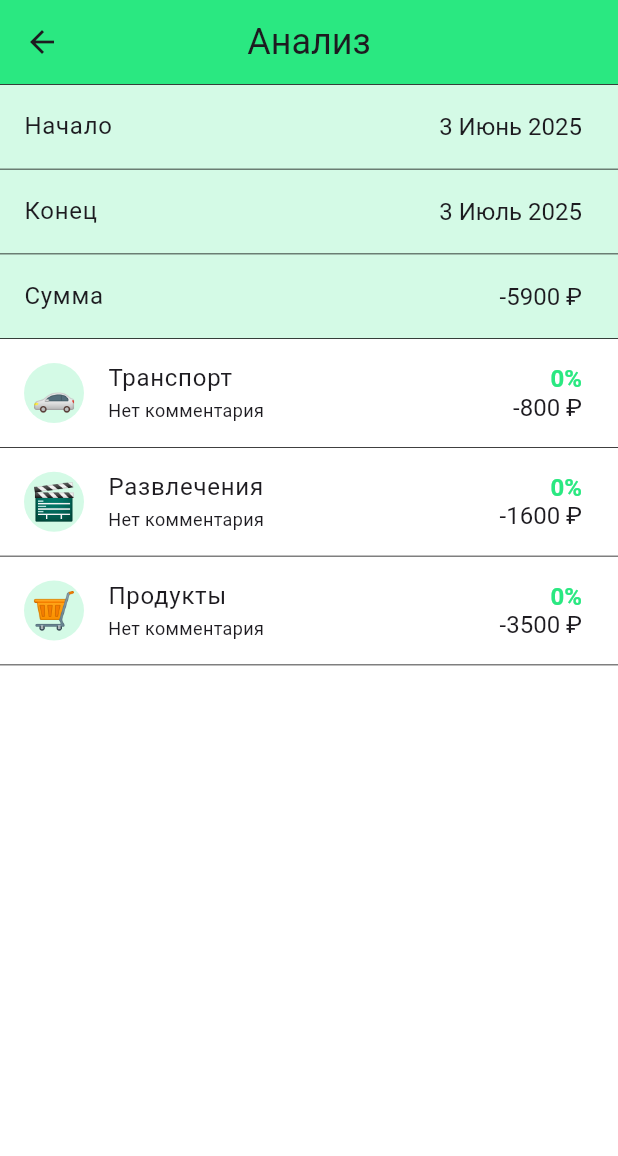
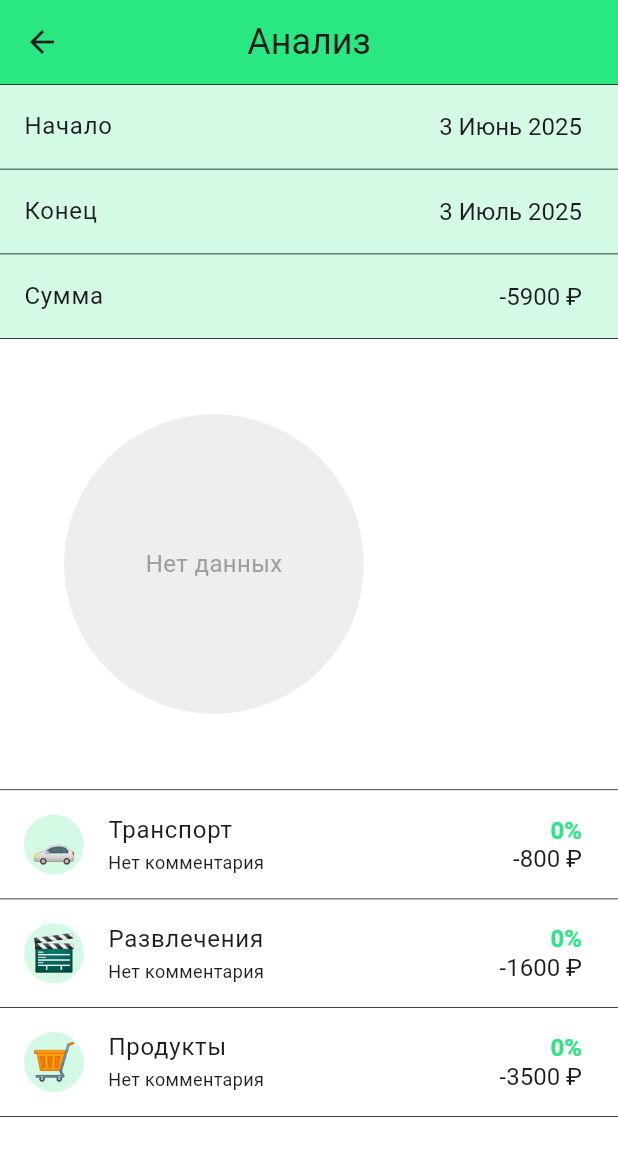
Before and after one commit to sozosh1/shrm_homework_app, a Flutter app: the TransactionAnalysScreen screen opened directly with empty values, on a phone screen of 412 x 824 dp. Shown: the top 1156 px of the screen. Run offline on Flutter 3.47's test engine with Material 3 defaults, Android fonts, the phone set to English and light mode, and no system bars; our stand-ins replace auto_route, drift, fl_chart, flutter_bloc, flutter_svg, freezed_annotation and 5 more; missing offline and left inert: fuzzy, sqlite3, talker_bloc_logger; accounts and stored records are empty; generated files the repository leaves out were written again; statements that could not run were skipped.

Commit message:
Implement transaction chart package with animated pie chart
Co-authored-by: sozosh1 <118085845+sozosh1@users.noreply.github.com>

```diff
--- a/lib/features/transaction/presentation/screens/transaction_analys_screen.dart
+++ b/lib/features/transaction/presentation/screens/transaction_analys_screen.dart
@@ -11,6 +11,7 @@ import 'package:shrm_homework_app/features/transaction/domain/models/category_an
 import 'package:shrm_homework_app/features/transaction/presentation/bloc/transaction_history/transaction_history_bloc.dart';
 import 'package:shrm_homework_app/features/transaction/presentation/bloc/transaction_history/transaction_history_event.dart';
 import 'package:shrm_homework_app/features/transaction/presentation/bloc/transaction_history/transaction_history_state.dart';
+import 'package:transaction_chart/transaction_chart.dart';
 
 @RoutePage()
 class TransactionAnalysScreen extends StatelessWidget {
@@ -112,19 +113,48 @@ class TransactionAnalysView extends StatelessWidget {
                 ),
               ),
               Expanded(
-                child:
-                    state.analysisItems.isEmpty
-                        ? Center(
+                child: state.analysisItems.isEmpty
+                    ? const Center(
                         child: Text(
                           'Нет данных для анализа за выбранный период',
                         ),
                       )
-                        : ListView.builder(
+                    : Column(
+                        children: [
+                          // Chart section
+                          Container(
+                            height: 300,
+                            padding: const EdgeInsets.all(16),
+                            child: TransactionPieChart(
+                              sections: _convertToChartData(state.analysisItems),
+                              config: const TransactionChartConfig(
+                                showLegend: true,
+                                showTooltips: true,
+                                animationDuration: Duration(milliseconds: 1000),
+                                maxCategoryNameLength: 15,
+                              ),
+                              onSectionTap: (section) {
+                                // Find the corresponding CategoryAnalysisItem
+                                final item = state.analysisItems.firstWhere(
+                                  (item) => item.category.name == section.categoryName,
+                                  orElse: () => state.analysisItems.first,
+                                );
+                                context.router.push(CategoryTransactionsRoute(item: item));
+                              },
+                            ),
+                          ),
+                          const Divider(height: 1, thickness: 0.5),
+                          // List section
+                          Expanded(
+                            child: ListView.builder(
                               itemCount: state.analysisItems.length,
                               itemBuilder: (context, index) {
                                 final item = state.analysisItems[index];
                                 return CategoryAnalysisListItem(item: item);
                               },
+                            ),
+                          ),
+                        ],
                       ),
               ),
             ],
@@ -171,6 +201,16 @@ class TransactionAnalysView extends StatelessWidget {
       'Декабрь',
     ];
     return '${date.day} ${months[date.month - 1]} ${date.year}';
+  }
+
+  /// Converts CategoryAnalysisItem list to ChartSectionData list
+  List<ChartSectionData> _convertToChartData(List<CategoryAnalysisItem> items) {
+    return items.map((item) => ChartSectionData(
+      categoryName: item.category.name,
+      value: item.totalAmount,
+      percentage: item.percentage,
+      categoryIcon: item.category.emodji,
+    )).toList();
   }
 }
 
--- /dev/null
+++ b/packages/transaction_chart/lib/src/models/transaction_chart_config.dart
@@ -0,0 +1,135 @@
+import 'package:flutter/material.dart';
+
+/// Configuration class for the transaction pie chart
+class TransactionChartConfig {
+  /// Chart dimensions
+  final double radius;
+  final double centerSpaceRadius;
+
+  /// Animation settings
+  final Duration animationDuration;
+  final Curve animationCurve;
+
+  /// Visual appearance
+  final bool showLegend;
+  final bool showTooltips;
+  final bool showCenterText;
+  final TextStyle? centerTextStyle;
+  final EdgeInsets legendPadding;
+  final double sectionGap;
+
+  /// Text overflow handling
+  final int maxCategoryNameLength;
+  final TextOverflow legendTextOverflow;
+
+  /// Colors
+  final List<Color> colorPalette;
+  final Color backgroundColor;
+  final Color tooltipBackgroundColor;
+  final TextStyle? tooltipTextStyle;
+
+  const TransactionChartConfig({
+    this.radius = 100.0,
+    this.centerSpaceRadius = 40.0,
+    this.animationDuration = const Duration(milliseconds: 1000),
+    this.animationCurve = Curves.easeInOut,
+    this.showLegend = true,
+    this.showTooltips = true,
+    this.showCenterText = false,
+    this.centerTextStyle,
+    this.legendPadding = const EdgeInsets.all(8.0),
+    this.sectionGap = 2.0,
+    this.maxCategoryNameLength = 20,
+    this.legendTextOverflow = TextOverflow.ellipsis,
+    this.colorPalette = const [
+      Color(0xFF6C63FF),
+      Color(0xFF50C878),
+      Color(0xFFFF6B6B),
+      Color(0xFFFFD93D),
+      Color(0xFF6BCF7F),
+      Color(0xFFFF8C42),
+      Color(0xFF9B59B6),
+      Color(0xFF3498DB),
+      Color(0xFFE74C3C),
+      Color(0xFFF39C12),
+    ],
+    this.backgroundColor = Colors.transparent,
+    this.tooltipBackgroundColor = const Color(0xFF37474F),
+    this.tooltipTextStyle,
+  });
+
+  /// Creates a copy of this config with the given parameters overridden
+  TransactionChartConfig copyWith({
+    double? radius,
+    double? centerSpaceRadius,
+    Duration? animationDuration,
+    Curve? animationCurve,
+    bool? showLegend,
+    bool? showTooltips,
+    bool? showCenterText,
+    TextStyle? centerTextStyle,
+    EdgeInsets? legendPadding,
+    double? sectionGap,
+    int? maxCategoryNameLength,
+    TextOverflow? legendTextOverflow,
+    List<Color>? colorPalette,
+    Color? backgroundColor,
+    Color? tooltipBackgroundColor,
+    TextStyle? tooltipTextStyle,
+  }) {
+    return TransactionChartConfig(
+      radius: radius ?? this.radius,
+      centerSpaceRadius: centerSpaceRadius ?? this.centerSpaceRadius,
+      animationDuration: animationDuration ?? this.animationDuration,
+      animationCurve: animationCurve ?? this.animationCurve,
+      showLegend: showLegend ?? this.showLegend,
+      showTooltips: showTooltips ?? this.showTooltips,
+      showCenterText: showCenterText ?? this.showCenterText,
+      centerTextStyle: centerTextStyle ?? this.centerTextStyle,
+      legendPadding: legendPadding ?? this.legendPadding,
+      sectionGap: sectionGap ?? this.sectionGap,
+      maxCategoryNameLength: maxCategoryNameLength ?? this.maxCategoryNameLength,
+      legendTextOverflow: legendTextOverflow ?? this.legendTextOverflow,
+      colorPalette: colorPalette ?? this.colorPalette,
+      backgroundColor: backgroundColor ?? this.backgroundColor,
+      tooltipBackgroundColor: tooltipBackgroundColor ?? this.tooltipBackgroundColor,
+      tooltipTextStyle: tooltipTextStyle ?? this.tooltipTextStyle,
+    );
+  }
+}
+
+/// Data model for a single chart section
+class ChartSectionData {
+  final String categoryName;
+  final double value;
+  final double percentage;
+  final String? categoryIcon;
+  final Color? customColor;
+
+  const ChartSectionData({
+    required this.categoryName,
+    required this.value,
+    required this.percentage,
+    this.categoryIcon,
+    this.customColor,
+  });
+
+  @override
+  bool operator ==(Object other) =>
+      identical(this, other) ||
+      other is ChartSectionData &&
+          runtimeType == other.runtimeType &&
+          categoryName == other.categoryName &&
+          value == other.value &&
+          percentage == other.percentage &&
+          categoryIcon == other.categoryIcon &&
+          customColor == other.customColor;
+
+  @override
+  int get hashCode =>
+      categoryName.hashCode ^
+      value.hashCode ^
+      percentage.hashCode ^
+      categoryIcon.hashCode ^
+      customColor.hashCode;
+}
--- /dev/null
+++ b/packages/transaction_chart/lib/src/utils/chart_utils.dart
@@ -0,0 +1,175 @@
+import 'dart:math' as math;
+import 'package:flutter/material.dart';
+import '../models/transaction_chart_config.dart';
+
+/// Utility functions for chart data processing and calculations
+class ChartUtils {
+  /// Calculates percentages for chart sections from raw values
+  static List<ChartSectionData> calculatePercentages(
+    List<ChartSectionData> sections,
+  ) {
+    if (sections.isEmpty) return [];
+
+    final totalValue = sections.fold<double>(
+      0,
+      (sum, section) => sum + section.value,
+    );
+
+    if (totalValue == 0) return sections;
+
+    return sections.map((section) {
+      final percentage = (section.value / totalValue) * 100;
+      return ChartSectionData(
+        categoryName: section.categoryName,
+        value: section.value,
+        percentage: percentage,
+        categoryIcon: section.categoryIcon,
+        customColor: section.customColor,
+      );
+    }).toList();
+  }
+
+  /// Formats a currency value to 2 decimal places
+  static String formatCurrency(double value, {String symbol = '₽'}) {
+    return '${value.toStringAsFixed(2)} $symbol';
+  }
+
+  /// Formats a percentage to 1 decimal place
+  static String formatPercentage(double percentage) {
+    return '${percentage.toStringAsFixed(1)}%';
+  }
+
+  /// Truncates text with ellipsis if it exceeds maxLength
+  static String truncateText(String text, int maxLength) {
+    if (text.length <= maxLength) return text;
+    return '${text.substring(0, maxLength - 3)}...';
+  }
+
+  /// Gets a color from the palette by index with cycling
+  static Color getColorByIndex(List<Color> palette, int index) {
+    if (palette.isEmpty) return Colors.grey;
+    return palette[index % palette.length];
+  }
+
+  /// Calculates the center point for rotation animation
+  static Offset calculateChartCenter(Size size) {
+    return Offset(size.width / 2, size.height / 2);
+  }
+
+  /// Calculates animation progress for fade effects
+  /// Returns fade out progress (1.0 to 0.0) for first half (0.0 to 0.5)
+  /// Returns fade in progress (0.0 to 1.0) for second half (0.5 to 1.0)
+  static double calculateFadeProgress(double animationValue) {
+    if (animationValue <= 0.5) {
+      // First half: fade out (1.0 -> 0.0)
+      return 1.0 - (animationValue * 2);
+    } else {
+      // Second half: fade in (0.0 -> 1.0)
+      return (animationValue - 0.5) * 2;
+    }
+  }
+
+  /// Calculates rotation angle in radians for the animation
+  /// Returns 0 to 2π (full rotation)
+  static double calculateRotationAngle(double animationValue) {
+    return animationValue * 2 * math.pi;
+  }
+
+  /// Determines if we should show old content (first half) or new content (second half)
+  static bool shouldShowOldContent(double animationValue) {
+    return animationValue <= 0.5;
+  }
+
+  /// Sorts chart sections by value in descending order
+  static List<ChartSectionData> sortSectionsByValue(
+    List<ChartSectionData> sections,
+  ) {
+    final sortedSections = List<ChartSectionData>.from(sections);
+    sortedSections.sort((a, b) => b.value.compareTo(a.value));
+    return sortedSections;
+  }
+
+  /// Validates chart data and returns error message if invalid
+  static String? validateChartData(List<ChartSectionData> sections) {
+    if (sections.isEmpty) {
+      return 'Chart sections cannot be empty';
+    }
+
+    for (final section in sections) {
+      if (section.value < 0) {
+        return 'Chart values cannot be negative';
+      }
+      if (section.categoryName.isEmpty) {
+        return 'Category names cannot be empty';
+      }
+    }
+
+    final totalValue = sections.fold<double>(
+      0,
+      (sum, section) => sum + section.value,
+    );
+
+    if (totalValue == 0) {
+      return 'Total value cannot be zero';
+    }
+
+    return null; // No errors
+  }
+
+  /// Creates a custom tooltip widget
+  static Widget buildTooltipWidget(
+    ChartSectionData section,
+    TransactionChartConfig config,
+  ) {
+    return Container(
+      padding: const EdgeInsets.symmetric(horizontal: 12, vertical: 8),
+      decoration: BoxDecoration(
+        color: config.tooltipBackgroundColor,
+        borderRadius: BorderRadius.circular(8),
+        boxShadow: [
+          BoxShadow(
+            color: Colors.black.withOpacity(0.1),
+            blurRadius: 4,
+            offset: const Offset(0, 2),
+          ),
+        ],
+      ),
+      child: Column(
+        mainAxisSize: MainAxisSize.min,
+        crossAxisAlignment: CrossAxisAlignment.start,
+        children: [
+          Text(
+            truncateText(section.categoryName, config.maxCategoryNameLength),
+            style: config.tooltipTextStyle ??
+                const TextStyle(
+                  color: Colors.white,
+                  fontWeight: FontWeight.bold,
+                  fontSize: 12,
+                ),
+          ),
+          const SizedBox(height: 4),
+          Text(
+            formatCurrency(section.value),
+            style: config.tooltipTextStyle?.copyWith(
+              fontWeight: FontWeight.normal,
+            ) ??
+                const TextStyle(
+                  color: Colors.white70,
+                  fontSize: 11,
+                ),
+          ),
+          Text(
+            formatPercentage(section.percentage),
+            style: config.tooltipTextStyle?.copyWith(
+              fontWeight: FontWeight.normal,
+            ) ??
+                const TextStyle(
+                  color: Colors.white70,
+                  fontSize: 11,
+                ),
+          ),
+        ],
+      ),
+    );
+  }
+}
--- /dev/null
+++ b/packages/transaction_chart/lib/src/widgets/transaction_pie_chart.dart
@@ -0,0 +1,347 @@
+import 'package:flutter/material.dart';
+import 'package:fl_chart/fl_chart.dart';
+import '../models/transaction_chart_config.dart';
+import '../utils/chart_utils.dart';
+
+/// An animated pie chart widget for displaying transaction data
+class TransactionPieChart extends StatefulWidget {
+  /// Current chart data to display
+  final List<ChartSectionData> sections;
+
+  /// Previous chart data for animation transitions
+  final List<ChartSectionData>? previousSections;
+
+  /// Chart configuration and styling
+  final TransactionChartConfig config;
+
+  /// Callback when a section is tapped
+  final void Function(ChartSectionData section)? onSectionTap;
+
+  const TransactionPieChart({
+    super.key,
+    required this.sections,
+    this.previousSections,
+    this.config = const TransactionChartConfig(),
+    this.onSectionTap,
+  });
+
+  @override
+  State<TransactionPieChart> createState() => _TransactionPieChartState();
+}
+
+class _TransactionPieChartState extends State<TransactionPieChart>
+    with TickerProviderStateMixin {
+
+  late AnimationController _animationController;
+  late Animation<double> _rotationAnimation;
+  late Animation<double> _fadeAnimation;
+
+  List<ChartSectionData> _currentSections = [];
+  List<ChartSectionData> _targetSections = [];
+  bool _isAnimating = false;
+
+  @override
+  void initState() {
+    super.initState();
+
+    _animationController = AnimationController(
+      duration: widget.config.animationDuration,
+      vsync: this,
+    );
+
+    _rotationAnimation = Tween<double>(
+      begin: 0.0,
+      end: 1.0,
+    ).animate(CurvedAnimation(
+      parent: _animationController,
+      curve: widget.config.animationCurve,
+    ));
+
+    _fadeAnimation = Tween<double>(
+      begin: 1.0,
+      end: 1.0,
+    ).animate(_animationController);
+
+    _currentSections = _processChartData(widget.sections);
+    _targetSections = _currentSections;
+  }
+
+  @override
+  void didUpdateWidget(TransactionPieChart oldWidget) {
+    super.didUpdateWidget(oldWidget);
+
+    if (_sectionsChanged(oldWidget.sections, widget.sections)) {
+      _animateToNewData();
+    }
+  }
+
+  @override
+  void dispose() {
+    _animationController.dispose();
+    super.dispose();
+  }
+
+  bool _sectionsChanged(List<ChartSectionData> old, List<ChartSectionData> new_) {
+    if (old.length != new_.length) return true;
+    for (int i = 0; i < old.length; i++) {
+      if (old[i] != new_[i]) return true;
+    }
+    return false;
+  }
+
+  List<ChartSectionData> _processChartData(List<ChartSectionData> sections) {
+    final validationError = ChartUtils.validateChartData(sections);
+    if (validationError != null) {
+      debugPrint('Chart validation error: $validationError');
+      return [];
+    }
+
+    return ChartUtils.calculatePercentages(
+      ChartUtils.sortSectionsByValue(sections),
+    );
+  }
+
+  void _animateToNewData() {
+    if (_isAnimating) return;
+
+    setState(() {
+      _isAnimating = true;
+      _targetSections = _processChartData(widget.sections);
+    });
+
+    _animationController.reset();
+    _animationController.forward().then((_) {
+      setState(() {
+        _currentSections = _targetSections;
+        _isAnimating = false;
+      });
+    });
+  }
+
+  @override
+  Widget build(BuildContext context) {
+    return LayoutBuilder(
+      builder: (context, constraints) {
+        final chartSize = Size(
+          constraints.maxWidth,
+          constraints.maxHeight,
+        );
+
+        return AnimatedBuilder(
+          animation: _animationController,
+          builder: (context, child) {
+            return _buildAnimatedChart(chartSize);
+          },
+        );
+      },
+    );
+  }
+
+  Widget _buildAnimatedChart(Size size) {
+    final rotationAngle = ChartUtils.calculateRotationAngle(_rotationAnimation.value);
+    final fadeProgress = ChartUtils.calculateFadeProgress(_rotationAnimation.value);
+    final showOldContent = ChartUtils.shouldShowOldContent(_rotationAnimation.value);
+
+    final sectionsToShow = _isAnimating && showOldContent
+        ? _currentSections
+        : _targetSections;
+
+    return Transform.rotate(
+      angle: rotationAngle,
+      child: Opacity(
+        opacity: _isAnimating ? fadeProgress : 1.0,
+        child: widget.config.showLegend
+            ? _buildChartWithLegend(sectionsToShow, size)
+            : _buildChart(sectionsToShow, size),
+      ),
+    );
+  }
+
+  Widget _buildChartWithLegend(List<ChartSectionData> sections, Size size) {
+    return Row(
+      children: [
+        Expanded(
+          flex: 2,
+          child: _buildChart(sections, size),
+        ),
+        Expanded(
+          flex: 1,
+          child: _buildLegend(sections),
+        ),
+      ],
+    );
+  }
+
+  Widget _buildChart(List<ChartSectionData> sections, Size size) {
+    if (sections.isEmpty) {
+      return _buildEmptyChart();
+    }
+
+    return PieChart(
+      PieChartData(
+        sections: _buildPieChartSections(sections),
+        centerSpaceRadius: widget.config.centerSpaceRadius,
+        sectionsSpace: widget.config.sectionGap,
+        pieTouchData: PieTouchData(
+          enabled: widget.config.showTooltips,
+          touchCallback: _handleChartTouch,
+          mouseCursorResolver: (event, response) {
+            return response?.touchedSection != null
+                ? SystemMouseCursors.click
+                : SystemMouseCursors.basic;
+          },
+        ),
+      ),
+    );
+  }
+
+  Widget _buildEmptyChart() {
+    return Container(
+      width: widget.config.radius * 2,
+      height: widget.config.radius * 2,
+      decoration: BoxDecoration(
+        shape: BoxShape.circle,
+        color: Colors.grey[200],
+      ),
+      child: const Center(
+        child: Text(
+          'Нет данных',
+          style: TextStyle(
+            color: Colors.grey,
+            fontSize: 16,
+          ),
+        ),
+      ),
+    );
+  }
+
+  List<PieChartSectionData> _buildPieChartSections(List<ChartSectionData> sections) {
+    return sections.asMap().entries.map((entry) {
+      final index = entry.key;
+      final section = entry.value;
+
+      final color = section.customColor ??
+          ChartUtils.getColorByIndex(widget.config.colorPalette, index);
+
+      return PieChartSectionData(
+        value: section.value,
+        color: color,
+        title: '${section.percentage.toStringAsFixed(1)}%',
+        radius: widget.config.radius,
+        titleStyle: const TextStyle(
+          fontSize: 12,
+          fontWeight: FontWeight.bold,
+          color: Colors.white,
+        ),
+        badgeWidget: section.categoryIcon != null
+            ? Container(
+                padding: const EdgeInsets.all(4),
+                decoration: BoxDecoration(
+                  color: Colors.white,
+                  shape: BoxShape.circle,
+                  boxShadow: [
+                    BoxShadow(
+                      color: Colors.black.withOpacity(0.1),
+                      blurRadius: 2,
+                    ),
+                  ],
+                ),
+                child: Text(
+                  section.categoryIcon!,
+                  style: const TextStyle(fontSize: 16),
+                ),
+              )
+            : null,
+        badgePositionPercentageOffset: 0.8,
+      );
+    }).toList();
+  }
+
+  Widget _buildLegend(List<ChartSectionData> sections) {
+    return Container(
+      padding: widget.config.legendPadding,
+      child: Column(
+        crossAxisAlignment: CrossAxisAlignment.start,
+        mainAxisAlignment: MainAxisAlignment.center,
+        children: sections.asMap().entries.map((entry) {
+          final index = entry.key;
+          final section = entry.value;
+
+          final color = section.customColor ??
+              ChartUtils.getColorByIndex(widget.config.colorPalette, index);
+
+          return Padding(
+            padding: const EdgeInsets.symmetric(vertical: 4),
+            child: _buildLegendItem(section, color),
+          );
+        }).toList(),
+      ),
+    );
+  }
+
+  Widget _buildLegendItem(ChartSectionData section, Color color) {
+    return GestureDetector(
+      onTap: () => widget.onSectionTap?.call(section),
+      child: Row(
+        children: [
+          Container(
+            width: 16,
+            height: 16,
+            decoration: BoxDecoration(
+              color: color,
+              shape: BoxShape.circle,
+            ),
+          ),
+          const SizedBox(width: 8),
+          Expanded(
+            child: Column(
+              crossAxisAlignment: CrossAxisAlignment.start,
+              children: [
+                Text(
+                  ChartUtils.truncateText(
+                    section.categoryName,
+                    widget.config.maxCategoryNameLength,
+                  ),
+                  style: const TextStyle(
+                    fontSize: 12,
+                    fontWeight: FontWeight.w500,
+                  ),
+                  overflow: widget.config.legendTextOverflow,
+                ),
+                Text(
+                  ChartUtils.formatCurrency(section.value),
+                  style: TextStyle(
+                    fontSize: 10,
+                    color: Colors.grey[600],
+                  ),
+                ),
+              ],
+            ),
+          ),
+        ],
+      ),
+    );
+  }
+
+  void _handleChartTouch(FlTouchEvent event, PieTouchResponse? response) {
+    if (response?.touchedSection?.touchedSectionIndex != null &&
+        widget.config.showTooltips) {
+      final sectionIndex = response!.touchedSection!.touchedSectionIndex;
+      final sectionsToShow = _isAnimating &&
+          ChartUtils.shouldShowOldContent(_rotationAnimation.value)
+              ? _currentSections
+              : _targetSections;
+
+      if (sectionIndex < sectionsToShow.length) {
+        final section = sectionsToShow[sectionIndex];
+
+        if (event is FlTapUpEvent) {
+          widget.onSectionTap?.call(section);
+        }
+
+        // Note: Tooltip display would be handled by fl_chart's built-in system
+        // or a custom overlay implementation
+      }
+    }
+  }
+}
--- /dev/null
+++ b/packages/transaction_chart/lib/transaction_chart.dart
@@ -0,0 +1,5 @@
+library transaction_chart;
+
+export 'src/widgets/transaction_pie_chart.dart';
+export 'src/models/transaction_chart_config.dart';
+export 'src/utils/chart_utils.dart';
--- a/pubspec.yaml
+++ b/pubspec.yaml
@@ -32,6 +32,9 @@ dependencies:
   talker_flutter: ^4.9.1
   talker_bloc_logger: ^4.9.1
   fuzzy: ^0.5.1
+  fl_chart: ^0.69.0
+  transaction_chart:
+    path: packages/transaction_chart
 
 dev_dependencies:
   auto_route_generator: 10.1.0
```
Also changed, not shown: packages/transaction_chart/pubspec.yaml (added, +19 -0 lines). Lines whose indentation alone changed are shown as unchanged.
